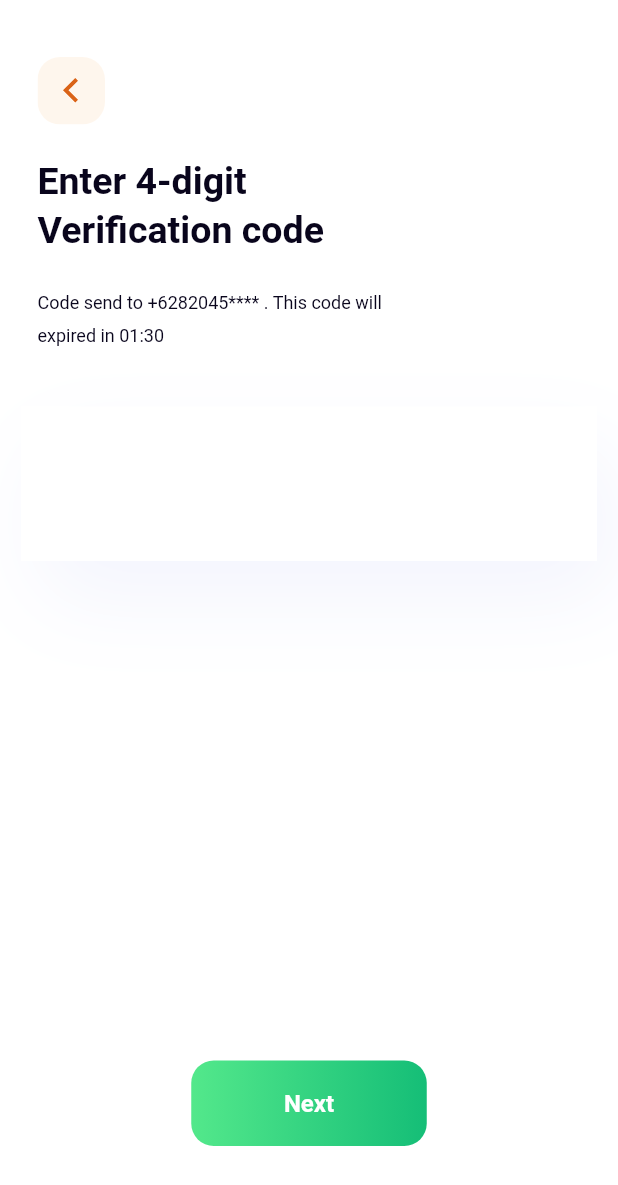
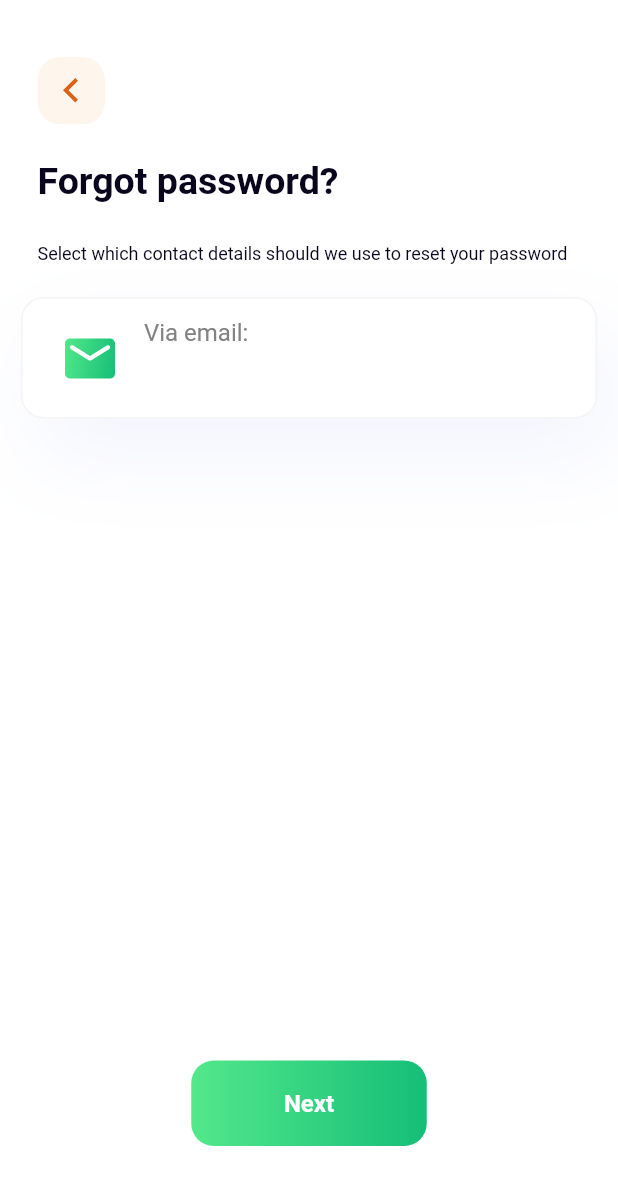
Before and after one commit to koliane/food_ninja, a Flutter app: the screen it shows after launch, on a phone screen of 412 x 824 dp. Shown: the top 1185 px of the screen. Run offline on Flutter 3.47's test engine with Material 2 defaults, Android fonts, the phone set to English and light mode, and no system bars; our stand-ins replace flutter_svg, get_it, mobx, moor, moor_flutter; generated files the repository leaves out were written again; project files that could hold a hidden picture were left out.

Commit message:
forgot password page

```diff
--- a/lib/main.dart
+++ b/lib/main.dart
@@ -4,6 +4,7 @@ import 'package:food_ninja/state/bootstrap/state_bootstrap.dart';
 import 'package:food_ninja/state/routes/routes.dart';
 import 'package:food_ninja/ui/bootstrap/ui_bootstrap.dart';
 import 'package:food_ninja/ui/styles/default/theme.dart';
+import 'package:food_ninja/ui/widgets/pages/auth/forgot_password_page.dart';
 import 'package:food_ninja/ui/widgets/pages/auth/login_page.dart';
 import 'package:food_ninja/ui/widgets/pages/auth/ready_profile_status_page.dart';
 import 'package:food_ninja/ui/widgets/pages/auth/registration_page.dart';
@@ -41,7 +42,8 @@ class MyApp extends StatelessWidget {
       // initialRoute: Routes.login,
       // initialRoute: Routes.registration,
       // initialRoute: Routes.readyProfileStatus,
-      initialRoute: Routes.verificationCode,
+      // initialRoute: Routes.verificationCode,
+      initialRoute: Routes.forgotPassword,
       routes: {
         Routes.main: (_) => const MainPage(),
         Routes.splashScreen: (_) => const SplashScreenPage(),
@@ -51,6 +53,7 @@ class MyApp extends StatelessWidget {
         Routes.registration: (_) => const RegistrationPage(),
         Routes.readyProfileStatus: (_) => const ReadyProfileStatusPage(),
         Routes.verificationCode: (_) => const VerificationCodePage(),
+        Routes.forgotPassword: (_) => const ForgotPasswordPage(),
       },
     );
   }
--- a/lib/state/routes/routes.dart
+++ b/lib/state/routes/routes.dart
@@ -6,4 +6,5 @@ class Routes {
   static const registration = '/registration';
   static const readyProfileStatus = '/ready_profile_status';
   static const verificationCode = '/verification_code';
+  static const forgotPassword = '/forgotPassword';
 }
--- a/lib/ui/styles/default/color.dart
+++ b/lib/ui/styles/default/color.dart
@@ -3,3 +3,4 @@ const primaryBlackColor = 0xFF09051C;
 const outlinedColor = 0xFFF4F4F4;
 const shadowColor = 0x125A6CEA;
 const placeholderColor = 0x4D3B3B3B;
+const placeholderColor2 = 0xFF828282;
--- /dev/null
+++ b/lib/ui/widgets/base/input/base_text_input.dart
@@ -0,0 +1,119 @@
+import 'package:flutter/material.dart';
+import 'package:flutter_svg/flutter_svg.dart';
+import 'package:food_ninja/ui/styles/default/color.dart';
+import 'package:food_ninja/ui/styles/default/shadow.dart';
+
+class BaseTextInput extends StatelessWidget {
+  static const double _defaultHeight = 57;
+  static const double _defaultPrefixLeftOffset = 24;
+  static const double _defaultPrefixTopOffset = 18;
+  static const double _defaultBorderRadius = 15;
+
+
+  final String? placeholder;
+  final Offset? prefixCorrectiveOffset;
+  final String? prefixImage;
+  final double? height;
+  final EdgeInsetsGeometry? padding;
+  final Offset? prefixOffset;
+  final double borderRadius;
+  final String? title;
+  final Offset? titleOffset;
+  final TextStyle? textStyle;
+
+
+  const BaseTextInput({
+    this.title,
+    this.titleOffset,
+    this.prefixImage,
+    this.padding,
+    // this.prefixImageLeftOffset,
+    this.prefixOffset,
+    this.prefixCorrectiveOffset,
+    this.borderRadius = _defaultBorderRadius,
+    this.height = _defaultHeight,
+    this.textStyle,
+    Key? key,
+    this.placeholder
+  }) : super(key: key);
+
+  bool get _hasPrefixImage => prefixImage != null;
+  bool get _hasTitle => title != null && title!.isNotEmpty;
+
+  @override
+  Widget build(BuildContext context) {
+    final inputBorder = OutlineInputBorder(
+        borderRadius: BorderRadius.circular(borderRadius),
+        borderSide: const BorderSide(
+          color: Color(outlinedColor),
+        )
+    );
+
+    final double prefixCorrectiveLeftOffset = prefixCorrectiveOffset == null ? 0 : prefixCorrectiveOffset!.dx;
+    final double prefixCorrectiveTopOffset = prefixCorrectiveOffset == null ? 0 : prefixCorrectiveOffset!.dy;
+
+    final double prefixLeftOffset = prefixOffset == null ? _defaultPrefixLeftOffset : prefixOffset!.dx;
+    final double prefixTopOffset = prefixOffset == null ? _defaultPrefixTopOffset : prefixOffset!.dy;
+
+    final double titleLeftOffset = titleOffset == null ? 0 : titleOffset!.dx;
+    final double titleTopOffset = titleOffset == null ? 0 : titleOffset!.dy;
+
+    final defaultContentPadding = _hasPrefixImage
+        ? const EdgeInsets.fromLTRB(60,  22, 28, 22)
+        : const EdgeInsets.symmetric(horizontal: 28, vertical: 22);
+    final contentPadding = padding ?? defaultContentPadding;
+
+    return Container(
+      height: height,
+      decoration: const BoxDecoration(
+        boxShadow: primaryShadow,
+      ),
+      child: Stack(
+        children: [
+          TextField(
+            style: textStyle ?? Theme.of(context).textTheme.bodyText2?.copyWith(
+              fontSize: 14,
+              letterSpacing: 0.5
+            ),
+
+            decoration: InputDecoration(
+              fillColor: Colors.white,
+              filled: true,
+              hintText: placeholder,
+              hintStyle: Theme.of(context).textTheme.bodyText2?.copyWith(
+                  fontSize: 14,
+                  color: const Color(placeholderColor)
+              ),
+
+              contentPadding: contentPadding,
+              border: inputBorder,
+              focusedBorder: inputBorder,
+              enabledBorder: inputBorder
+
+            ),
+          ),
+          _hasPrefixImage
+              ? Positioned(
+                left: prefixLeftOffset + prefixCorrectiveLeftOffset ,
+                top: prefixTopOffset + prefixCorrectiveTopOffset,
+                child: SvgPicture.asset(prefixImage!),
+              )
+              : const SizedBox.shrink()
+          ,
+          _hasTitle
+            ? Positioned(
+                left: titleLeftOffset ,
+                top: titleTopOffset,
+                child: Text(title!, style: const TextStyle(
+                  fontSize: 16,
+                  fontWeight: FontWeight.w400,
+                  color: Color(placeholderColor2),
+                  package: 'food_ninja'
+                )),
+              )
+            : const SizedBox.shrink()
+        ],
+      ),
+    );
+  }
+}
--- a/lib/ui/widgets/base/input/text_input.dart
+++ /dev/null
@@ -1,76 +0,0 @@
-import 'package:flutter/material.dart';
-import 'package:flutter_svg/flutter_svg.dart';
-import 'package:food_ninja/ui/styles/default/color.dart';
-import 'package:food_ninja/ui/styles/default/shadow.dart';
-
-class TextInput extends StatelessWidget {
-
-  final String? placeholder;
-  final double? prefixCorrectiveLeftOffset;
-  final double? prefixCorrectiveTopOffset;
-  final String? prefixImage;
-
-  const TextInput({
-    this.prefixImage,
-    this.prefixCorrectiveLeftOffset,
-    this.prefixCorrectiveTopOffset,
-    Key? key,
-    this.placeholder
-  }) : super(key: key);
-
-  bool get _hasPrefixImage => prefixImage != null;
-
-  @override
-  Widget build(BuildContext context) {
-    final inputBorder = OutlineInputBorder(
-        borderRadius: BorderRadius.circular(15),
-        borderSide: const BorderSide(
-          color: Color(outlinedColor),
-        )
-    );
-
-    return Container(
-      height: 57,
-      decoration: const BoxDecoration(
-        boxShadow: primaryShadow
-      ),
-      child: Stack(
-        children: [
-          TextField(
-            style: Theme.of(context).textTheme.bodyText2?.copyWith(
-              fontSize: 14,
-              letterSpacing: 0.5
-            ),
-
-            decoration: InputDecoration(
-              fillColor: Colors.white,
-              filled: true,
-              hintText: placeholder,
-              hintStyle: Theme.of(context).textTheme.bodyText2?.copyWith(
-                  fontSize: 14,
-                  color: const Color(placeholderColor)
-              ),
-
-              contentPadding: _hasPrefixImage
-                ? const EdgeInsets.fromLTRB(60,  22, 28, 22)
-                : const EdgeInsets.symmetric(horizontal: 28, vertical: 22)
-              ,
-              border: inputBorder,
-              focusedBorder: inputBorder,
-              enabledBorder: inputBorder
-
-            ),
-          ),
-          _hasPrefixImage
-              ? Positioned(
-                left: 24 + (prefixCorrectiveLeftOffset ?? 0),
-                top: 18 + (prefixCorrectiveTopOffset ?? 0),
-                child: SvgPicture.asset(prefixImage!),
-              )
-              : const SizedBox.shrink()
-            // child: SvgPicture.asset('assets/images/input/profile.svg'),)
-        ],
-      ),
-    );
-  }
-}
--- /dev/null
+++ b/lib/ui/widgets/pages/auth/forgot_password_page.dart
@@ -0,0 +1,44 @@
+import 'package:flutter/material.dart';
+import 'package:food_ninja/ui/widgets/base/input/base_text_input.dart';
+import 'package:food_ninja/ui/widgets/pages/step_page/step_page.dart';
+import 'package:food_ninja/ui/widgets/scenes/page_scaffold/page_scaffold.dart';
+
+class ForgotPasswordPage extends StatelessWidget {
+
+  const ForgotPasswordPage({
+    Key? key,
+  }) : super(key: key);
+
+  @override
+  Widget build(BuildContext context) {
+
+    return PageScaffold(
+      resizeToAvoidBottomInset: false,
+        body: StepPage(
+          title: 'Forgot password?',
+          description: 'Select which contact details should we use to reset your password',
+          buttonText: 'Next',
+          child: Column(
+            children: [
+              const SizedBox(height: 20,),
+              Container(
+                // height: 103,
+                margin: const EdgeInsets.symmetric(horizontal: 14),
+                child: BaseTextInput(
+                  height: 81,
+                  title: 'Via email:',
+                  titleOffset: const Offset(82, 6),
+                  prefixImage: 'assets/images/input/email.svg',
+                  prefixOffset: const Offset(29, 27),
+                  padding: const EdgeInsets.fromLTRB(82, 43, 15, 14),
+                  textStyle: Theme.of(context).textTheme.bodyText2?.copyWith(
+                    fontSize: 16
+                  ),
+                ),
+              ),
+            ],
+          ),
+        )
+    );
+  }
+}
--- a/lib/ui/widgets/pages/auth/login_page.dart
+++ b/lib/ui/widgets/pages/auth/login_page.dart
@@ -3,7 +3,7 @@ import 'package:flutter_svg/flutter_svg.dart';
 import 'package:food_ninja/ui/styles/default/decoration.dart';
 import 'package:food_ninja/ui/styles/default/text_style.dart';
 import 'package:food_ninja/ui/widgets/base/button/primary_button.dart';
-import 'package:food_ninja/ui/widgets/base/input/text_input.dart';
+import 'package:food_ninja/ui/widgets/base/input/base_text_input.dart';
 import 'package:food_ninja/ui/widgets/base/logo/logo_label.dart';
 import 'package:food_ninja/ui/widgets/pages/auth/components/oauth_card/oauth_card.dart';
 import 'package:food_ninja/ui/widgets/scenes/page_scaffold/page_scaffold.dart';
@@ -56,9 +56,9 @@ class LoginPage extends StatelessWidget {
                 children: [
                   Column(
                       children: const [
-                        TextInput(placeholder: "Email",),
+                        BaseTextInput(placeholder: "Email",),
                         SizedBox(height: 20,),
-                        TextInput(placeholder: "Password",),
+                        BaseTextInput(placeholder: "Password",),
                       ]
                   ),
                   const SizedBox(height: 20,),
--- a/lib/ui/widgets/pages/auth/registration_page.dart
+++ b/lib/ui/widgets/pages/auth/registration_page.dart
@@ -3,7 +3,7 @@ import 'package:food_ninja/ui/styles/default/decoration.dart';
 import 'package:food_ninja/ui/styles/default/text_style.dart';
 import 'package:food_ninja/ui/widgets/base/button/primary_button.dart';
 import 'package:food_ninja/ui/widgets/base/button/radio_button.dart';
-import 'package:food_ninja/ui/widgets/base/input/text_input.dart';
+import 'package:food_ninja/ui/widgets/base/input/base_text_input.dart';
 import 'package:food_ninja/ui/widgets/base/logo/logo_label.dart';
 import 'package:food_ninja/ui/widgets/scenes/page_scaffold/page_scaffold.dart';
 
@@ -55,11 +55,11 @@ class RegistrationPage extends StatelessWidget {
                 children: [
                   Column(
                       children: const [
-                        TextInput(placeholder: "Login", prefixImage: 'assets/images/input/profile.svg', prefixCorrectiveLeftOffset: 4,),
+                        BaseTextInput(placeholder: "Login", prefixImage: 'assets/images/input/profile.svg', prefixCorrectiveOffset: Offset(4, 0),),
                         SizedBox(height: 20,),
-                        TextInput(placeholder: "Email", prefixImage: 'assets/images/input/message.svg', prefixCorrectiveTopOffset: -2,),
+                        BaseTextInput(placeholder: "Email", prefixImage: 'assets/images/input/message.svg', prefixCorrectiveOffset:  Offset(0, -2),),
                         SizedBox(height: 20,),
-                        TextInput(placeholder: "Password", prefixImage: 'assets/images/input/lock.svg', prefixCorrectiveTopOffset: -4,),
+                        BaseTextInput(placeholder: "Password", prefixImage: 'assets/images/input/lock.svg', prefixCorrectiveOffset:  Offset(0, -4),),
                       ]
                   ),
                   const SizedBox(height: 20,),
--- a/lib/ui/widgets/pages/auth/verification_code_page.dart
+++ b/lib/ui/widgets/pages/auth/verification_code_page.dart
@@ -30,7 +30,7 @@ class VerificationCodePage extends StatelessWidget {
                   boxShadow: primaryShadow
                 ),
                 child: TextField(
-
+                  autofocus: true,
                   showCursor: false,
                   style: const TextStyle(
                     fontSize: 33,
```
Also changed, not shown: assets/images/input/email.svg (added).
